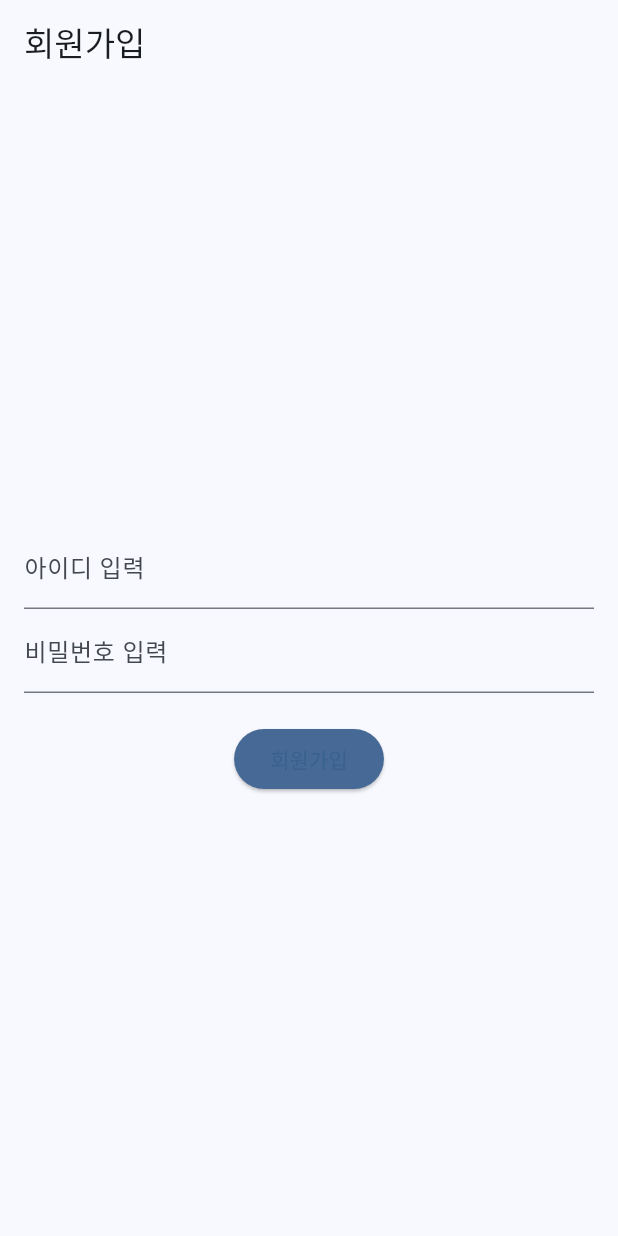
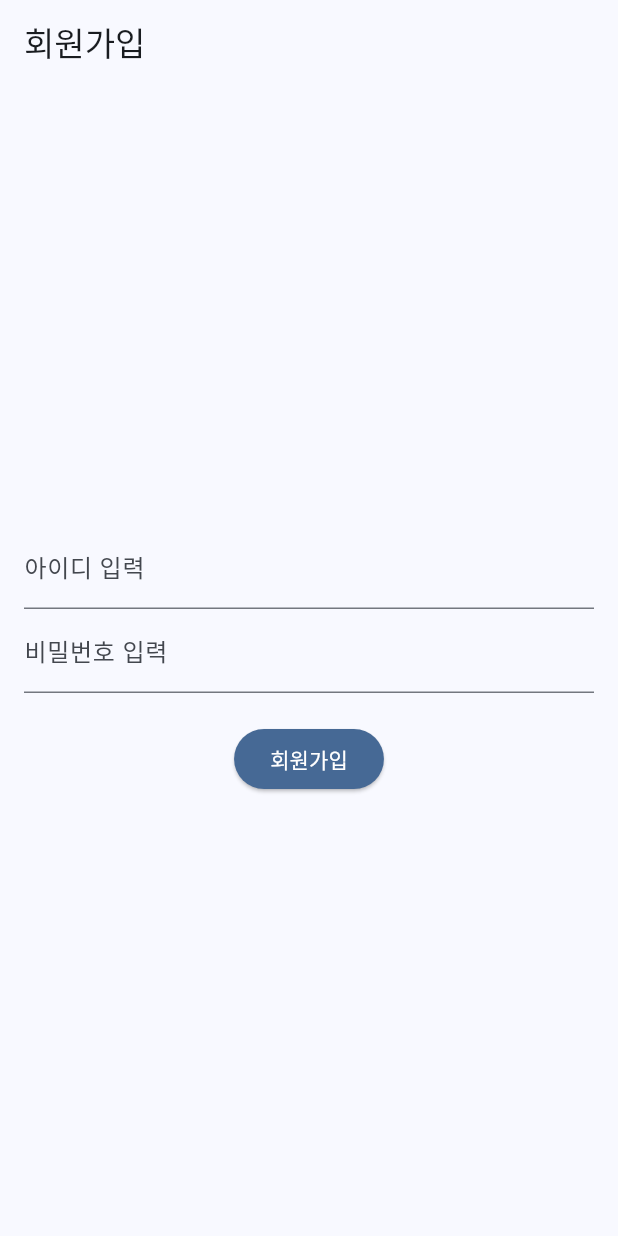
Before and after one commit to dongne-chat/dongne_chat, a Flutter app: the screen it shows after launch, on a phone screen of 412 x 824 dp. Run offline on Flutter 3.47's test engine with Material 3 defaults, Android fonts, the light colour scheme and no system bars; our stand-ins replace cloud_firestore, firebase_core, flutter_dotenv; accounts and stored records are empty.

Commit message:
fix: ui 수정, 키보드 onoff 추가가

```diff
--- a/lib/ui/pages/signup/signup_page.dart
+++ b/lib/ui/pages/signup/signup_page.dart
@@ -57,7 +57,11 @@ class _SignupPageState extends State<SignupPage> {
 
   @override
   Widget build(BuildContext context) {
-    return Scaffold(
+    return GestureDetector(
+      onTap: () {
+        FocusScope.of(context).unfocus(); // 화면을 탭하면 키보드 숨기기
+      },
+      child: Scaffold(
         appBar: AppBar(title: const Text('회원가입')),
         body: Padding(
           padding: const EdgeInsets.all(16.0),
@@ -76,12 +80,16 @@ class _SignupPageState extends State<SignupPage> {
               const SizedBox(height: 20),
               ElevatedButton(
                 style: ElevatedButton.styleFrom(
-                backgroundColor: const Color(0xFF466995), // 버튼 색상 변경
+                  backgroundColor: const Color(0xFF466995), // 버튼 배경색
                 ),
                 onPressed: _signup,
-              child: const Text('회원가입'),
+                child: const Text(
+                  '회원가입',
+                  style: TextStyle(color: Colors.white), // 글자 색상 하얀색
+                ),
               ),
             ],
+          ),
         ),
       ),
     );
```
Lines whose indentation alone changed are shown as unchanged.
